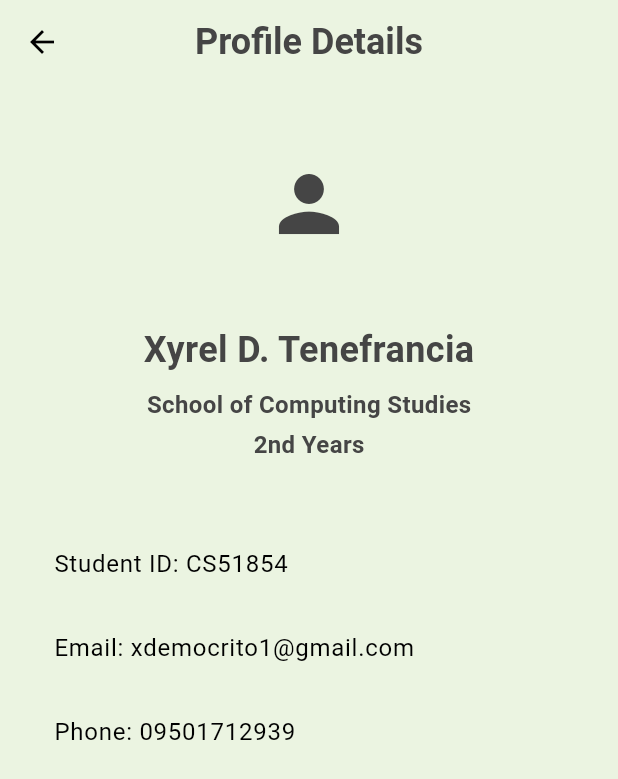
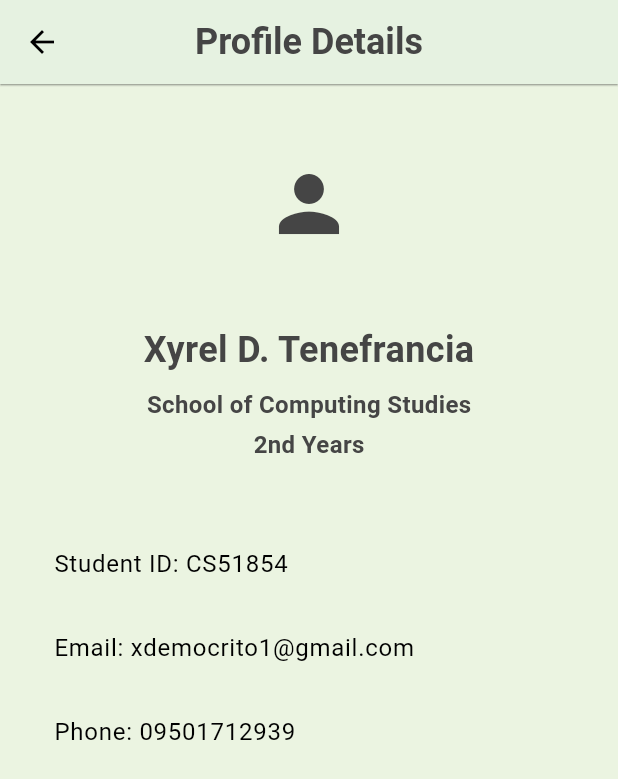
Before and after one commit to XyrelTenz/FlutterMobile, a Flutter app: the ProfileDetailScreen screen opened directly, on a phone screen of 412 x 824 dp. Shown: the top 779 px of the screen. Run offline on Flutter 3.47's test engine with Material 3 defaults, Android fonts, the phone set to English and light mode, and no system bars.

```diff
--- a/lib/screens/auth/user_login_screen.dart
+++ b/lib/screens/auth/user_login_screen.dart
@@ -45,7 +45,7 @@ class _LoginPageState extends State<LoginPage> {
                     ),
                     SizedBox(width: 8),
                     Text(
-                      "CERILLES",
+                      "Cerilles",
                       style: TextStyle(
                         color: Color(0xFF454545),
                         fontSize: 20,
--- a/lib/widgets/profile_header.dart
+++ b/lib/widgets/profile_header.dart
@@ -8,7 +8,8 @@ class ProfileDetailScreen extends StatelessWidget {
     return Scaffold(
       appBar: AppBar(
         backgroundColor: Color(0xFFEBF4E1),
-        elevation: 0,
+        shadowColor: Color(0xFF454545),
+        elevation: 0.5,
         centerTitle: true,
         title: const Text(
           "Profile Details",
```
Also changed, not shown: lib/screens/user_profile_screen.dart (+7 -1 lines).
